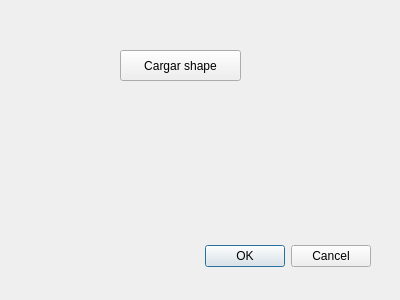
Above: funciones/subir_shape/subir_shape_dialog_base.ui from gerardoros/CartograficoQgisPlugin before the change. Below: the same form after it.
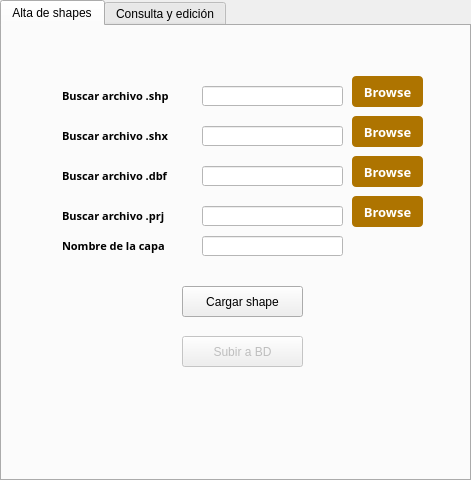
That is the form after the change. The open tabs and pages were chosen to show the change.

Commit message: modulo alta shape

Patch:
```diff
--- a/funciones/subir_shape/subir_shape_dialog_base.ui
+++ b/funciones/subir_shape/subir_shape_dialog_base.ui
@@ -6,41 +6,557 @@
    <rect>
     <x>0</x>
     <y>0</y>
-    <width>400</width>
-    <height>300</height>
+    <width>471</width>
+    <height>480</height>
    </rect>
   </property>
   <property name="windowTitle">
    <string>Subir Shape</string>
   </property>
-  <widget class="QDialogButtonBox" name="dialogButtonBox">
+  <widget class="QTabWidget" name="tabWidget">
    <property name="geometry">
     <rect>
-     <x>30</x>
-     <y>240</y>
-     <width>341</width>
-     <height>32</height>
+     <x>0</x>
+     <y>0</y>
+     <width>471</width>
+     <height>481</height>
     </rect>
    </property>
-   <property name="orientation">
-    <enum>Qt::Horizontal</enum>
+   <property name="currentIndex">
+    <number>1</number>
    </property>
-   <property name="standardButtons">
-    <set>QDialogButtonBox::Cancel|QDialogButtonBox::Ok</set>
-   </property>
-  </widget>
-  <widget class="QPushButton" name="cargarButton">
-   <property name="geometry">
-    <rect>
-     <x>120</x>
-     <y>50</y>
-     <width>121</width>
-     <height>31</height>
-    </rect>
-   </property>
-   <property name="text">
-    <string>Cargar shape</string>
-   </property>
+   <widget class="QWidget" name="tab">
+    <attribute name="title">
+     <string>Alta de shapes</string>
+    </attribute>
+    <widget class="QLineEdit" name="fldRutaShp">
+     <property name="enabled">
+      <bool>false</bool>
+     </property>
+     <property name="geometry">
+      <rect>
+       <x>200</x>
+       <y>60</y>
+       <width>141</width>
+       <height>20</height>
+      </rect>
+     </property>
+     <property name="font">
+      <font>
+       <family>Century Gothic</family>
+       <pointsize>10</pointsize>
+      </font>
+     </property>
+     <property name="styleSheet">
+      <string notr="true">background: rgb(255,255,255)</string>
+     </property>
+    </widget>
+    <widget class="QPushButton" name="btnBrowse_2">
+     <property name="geometry">
+      <rect>
+       <x>350</x>
+       <y>90</y>
+       <width>71</width>
+       <height>31</height>
+      </rect>
+     </property>
+     <property name="font">
+      <font>
+       <family>Century Gothic</family>
+       <pointsize>10</pointsize>
+       <weight>75</weight>
+       <bold>true</bold>
+      </font>
+     </property>
+     <property name="styleSheet">
+      <string notr="true">QPushButton{
+background : rgb(174, 116, 0);
+color : rgb(255, 255, 255);
+border-radius : 4px;
+}
+QPushButton::hover{
+background : rgb(104, 69, 13);
+color : rgb(255, 255, 255);
+border-radius : 4px;
+}
+QPushButton:disabled {
+background: rgb(217, 217, 217)
+}</string>
+     </property>
+     <property name="text">
+      <string>Browse</string>
+     </property>
+    </widget>
+    <widget class="QLineEdit" name="fldRutaDbf">
+     <property name="enabled">
+      <bool>false</bool>
+     </property>
+     <property name="geometry">
+      <rect>
+       <x>200</x>
+       <y>140</y>
+       <width>141</width>
+       <height>20</height>
+      </rect>
+     </property>
+     <property name="font">
+      <font>
+       <family>Century Gothic</family>
+       <pointsize>10</pointsize>
+      </font>
+     </property>
+     <property name="styleSheet">
+      <string notr="true">background: rgb(255,255,255)</string>
+     </property>
+    </widget>
+    <widget class="QPushButton" name="btnBrowse_4">
+     <property name="geometry">
+      <rect>
+       <x>350</x>
+       <y>170</y>
+       <width>71</width>
+       <height>31</height>
+      </rect>
+     </property>
+     <property name="font">
+      <font>
+       <family>Century Gothic</family>
+       <pointsize>10</pointsize>
+       <weight>75</weight>
+       <bold>true</bold>
+      </font>
+     </property>
+     <property name="styleSheet">
+      <string notr="true">QPushButton{
+background : rgb(174, 116, 0);
+color : rgb(255, 255, 255);
+border-radius : 4px;
+}
+QPushButton::hover{
+background : rgb(104, 69, 13);
+color : rgb(255, 255, 255);
+border-radius : 4px;
+}
+QPushButton:disabled {
+background: rgb(217, 217, 217)
+}</string>
+     </property>
+     <property name="text">
+      <string>Browse</string>
+     </property>
+    </widget>
+    <widget class="QPushButton" name="btnBrowse">
+     <property name="geometry">
+      <rect>
+       <x>350</x>
+       <y>50</y>
+       <width>71</width>
+       <height>31</height>
+      </rect>
+     </property>
+     <property name="font">
+      <font>
+       <family>Century Gothic</family>
+       <pointsize>10</pointsize>
+       <weight>75</weight>
+       <bold>true</bold>
+      </font>
+     </property>
+     <property name="styleSheet">
+      <string notr="true">QPushButton{
+background : rgb(174, 116, 0);
+color : rgb(255, 255, 255);
+border-radius : 4px;
+}
+QPushButton::hover{
+background : rgb(104, 69, 13);
+color : rgb(255, 255, 255);
+border-radius : 4px;
+}
+QPushButton:disabled {
+background: rgb(217, 217, 217)
+}</string>
+     </property>
+     <property name="text">
+      <string>Browse</string>
+     </property>
+    </widget>
+    <widget class="QLabel" name="label_2">
+     <property name="geometry">
+      <rect>
+       <x>60</x>
+       <y>60</y>
+       <width>131</width>
+       <height>20</height>
+      </rect>
+     </property>
+     <property name="font">
+      <font>
+       <family>Century Gothic</family>
+       <pointsize>8</pointsize>
+       <weight>75</weight>
+       <bold>true</bold>
+      </font>
+     </property>
+     <property name="text">
+      <string>Buscar archivo .shp</string>
+     </property>
+    </widget>
+    <widget class="QLabel" name="label_5">
+     <property name="geometry">
+      <rect>
+       <x>60</x>
+       <y>140</y>
+       <width>131</width>
+       <height>20</height>
+      </rect>
+     </property>
+     <property name="font">
+      <font>
+       <family>Century Gothic</family>
+       <pointsize>8</pointsize>
+       <weight>75</weight>
+       <bold>true</bold>
+      </font>
+     </property>
+     <property name="text">
+      <string>Buscar archivo .dbf</string>
+     </property>
+    </widget>
+    <widget class="QLabel" name="label_4">
+     <property name="geometry">
+      <rect>
+       <x>60</x>
+       <y>100</y>
+       <width>131</width>
+       <height>20</height>
+      </rect>
+     </property>
+     <property name="font">
+      <font>
+       <family>Century Gothic</family>
+       <pointsize>8</pointsize>
+       <weight>75</weight>
+       <bold>true</bold>
+      </font>
+     </property>
+     <property name="text">
+      <string>Buscar archivo .shx</string>
+     </property>
+    </widget>
+    <widget class="QLineEdit" name="fldRutaPrj">
+     <property name="enabled">
+      <bool>false</bool>
+     </property>
+     <property name="geometry">
+      <rect>
+       <x>200</x>
+       <y>180</y>
+       <width>141</width>
+       <height>20</height>
+      </rect>
+     </property>
+     <property name="font">
+      <font>
+       <family>Century Gothic</family>
+       <pointsize>10</pointsize>
+      </font>
+     </property>
+     <property name="styleSheet">
+      <string notr="true">background: rgb(255,255,255)</string>
+     </property>
+    </widget>
+    <widget class="QPushButton" name="cargarButton">
+     <property name="geometry">
+      <rect>
+       <x>180</x>
+       <y>260</y>
+       <width>121</width>
+       <height>31</height>
+      </rect>
+     </property>
+     <property name="text">
+      <string>Cargar shape</string>
+     </property>
+    </widget>
+    <widget class="QPushButton" name="altaButton">
+     <property name="enabled">
+      <bool>false</bool>
+     </property>
+     <property name="geometry">
+      <rect>
+       <x>180</x>
+       <y>310</y>
+       <width>121</width>
+       <height>31</height>
+      </rect>
+     </property>
+     <property name="text">
+      <string>Subir a BD</string>
+     </property>
+    </widget>
+    <widget class="QLabel" name="label_3">
+     <property name="geometry">
+      <rect>
+       <x>60</x>
+       <y>210</y>
+       <width>131</width>
+       <height>20</height>
+      </rect>
+     </property>
+     <property name="font">
+      <font>
+       <family>Century Gothic</family>
+       <pointsize>8</pointsize>
+       <weight>75</weight>
+       <bold>true</bold>
+      </font>
+     </property>
+     <property name="text">
+      <string>Nombre de la capa</string>
+     </property>
+    </widget>
+    <widget class="QLineEdit" name="fldNomCapa">
+     <property name="enabled">
+      <bool>true</bool>
+     </property>
+     <property name="geometry">
+      <rect>
+       <x>200</x>
+       <y>210</y>
+       <width>141</width>
+       <height>20</height>
+      </rect>
+     </property>
+     <property name="font">
+      <font>
+       <family>Century Gothic</family>
+       <pointsize>10</pointsize>
+      </font>
+     </property>
+     <property name="styleSheet">
+      <string notr="true">background: rgb(255,255,255)</string>
+     </property>
+    </widget>
+    <widget class="QPushButton" name="btnBrowse_3">
+     <property name="geometry">
+      <rect>
+       <x>350</x>
+       <y>130</y>
+       <width>71</width>
+       <height>31</height>
+      </rect>
+     </property>
+     <property name="font">
+      <font>
+       <family>Century Gothic</family>
+       <pointsize>10</pointsize>
+       <weight>75</weight>
+       <bold>true</bold>
+      </font>
+     </property>
+     <property name="styleSheet">
+      <string notr="true">QPushButton{
+background : rgb(174, 116, 0);
+color : rgb(255, 255, 255);
+border-radius : 4px;
+}
+QPushButton::hover{
+background : rgb(104, 69, 13);
+color : rgb(255, 255, 255);
+border-radius : 4px;
+}
+QPushButton:disabled {
+background: rgb(217, 217, 217)
+}</string>
+     </property>
+     <property name="text">
+      <string>Browse</string>
+     </property>
+    </widget>
+    <widget class="QLabel" name="label_6">
+     <property name="geometry">
+      <rect>
+       <x>60</x>
+       <y>180</y>
+       <width>131</width>
+       <height>20</height>
+      </rect>
+     </property>
+     <property name="font">
+      <font>
+       <family>Century Gothic</family>
+       <pointsize>8</pointsize>
+       <weight>75</weight>
+       <bold>true</bold>
+      </font>
+     </property>
+     <property name="text">
+      <string>Buscar archivo .prj</string>
+     </property>
+    </widget>
+    <widget class="QLineEdit" name="fldRutaShx">
+     <property name="enabled">
+      <bool>false</bool>
+     </property>
+     <property name="geometry">
+      <rect>
+       <x>200</x>
+       <y>100</y>
+       <width>141</width>
+       <height>20</height>
+      </rect>
+     </property>
+     <property name="font">
+      <font>
+       <family>Century Gothic</family>
+       <pointsize>10</pointsize>
+      </font>
+     </property>
+     <property name="styleSheet">
+      <string notr="true">background: rgb(255,255,255)</string>
+     </property>
+    </widget>
+   </widget>
+   <widget class="QWidget" name="tab_2">
+    <attribute name="title">
+     <string>Consulta y edición</string>
+    </attribute>
+    <widget class="QPushButton" name="btnLoadCapa">
+     <property name="geometry">
+      <rect>
+       <x>290</x>
+       <y>50</y>
+       <width>141</width>
+       <height>31</height>
+      </rect>
+     </property>
+     <property name="font">
+      <font>
+       <family>Century Gothic</family>
+       <pointsize>10</pointsize>
+       <weight>75</weight>
+       <bold>true</bold>
+      </font>
+     </property>
+     <property name="styleSheet">
+      <string notr="true">QPushButton{
+background : rgb(174, 116, 0);
+color : rgb(255, 255, 255);
+border-radius : 4px;
+}
+QPushButton::hover{
+background : rgb(104, 69, 13);
+color : rgb(255, 255, 255);
+border-radius : 4px;
+}
+QPushButton:disabled {
+background: rgb(217, 217, 217)
+}</string>
+     </property>
+     <property name="text">
+      <string>Consultar capa</string>
+     </property>
+    </widget>
+    <widget class="QComboBox" name="comboCapas">
+     <property name="geometry">
+      <rect>
+       <x>20</x>
+       <y>60</y>
+       <width>251</width>
+       <height>22</height>
+      </rect>
+     </property>
+     <property name="styleSheet">
+      <string notr="true">QComboBox QAbstractItemView::item { min-height: 25; font-family: &quot;Century Gothic&quot;;}
+QListView{color: black ; font-size: 16px; outline:none; font-weight:bold; font-family: &quot;Century Gothic&quot;;}
+
+QComboBox{
+background : rgb(250,238,224);
+}
+QComboBox:item:selected {
+color: black ;
+}</string>
+     </property>
+    </widget>
+    <widget class="QPushButton" name="btnConmutarABD">
+     <property name="enabled">
+      <bool>false</bool>
+     </property>
+     <property name="geometry">
+      <rect>
+       <x>250</x>
+       <y>160</y>
+       <width>181</width>
+       <height>51</height>
+      </rect>
+     </property>
+     <property name="font">
+      <font>
+       <family>Century Gothic</family>
+       <pointsize>10</pointsize>
+       <weight>75</weight>
+       <bold>true</bold>
+      </font>
+     </property>
+     <property name="styleSheet">
+      <string notr="true">QPushButton{
+background : rgb(174, 116, 0);
+color : rgb(255, 255, 255);
+border-radius : 4px;
+}
+QPushButton::hover{
+background : rgb(104, 69, 13);
+color : rgb(255, 255, 255);
+border-radius : 4px;
+}
+QPushButton:disabled {
+background: rgb(217, 217, 217)
+}</string>
+     </property>
+     <property name="text">
+      <string>Conmutar cambios a BD 
+ (Capa seleccionada)</string>
+     </property>
+    </widget>
+    <widget class="QPushButton" name="btnEdit">
+     <property name="geometry">
+      <rect>
+       <x>30</x>
+       <y>160</y>
+       <width>161</width>
+       <height>51</height>
+      </rect>
+     </property>
+     <property name="font">
+      <font>
+       <family>Century Gothic</family>
+       <pointsize>10</pointsize>
+       <weight>75</weight>
+       <bold>true</bold>
+      </font>
+     </property>
+     <property name="styleSheet">
+      <string notr="true">QPushButton{
+background : rgb(174, 116, 0);
+color : rgb(255, 255, 255);
+border-radius : 4px;
+}
+QPushButton::hover{
+background : rgb(104, 69, 13);
+color : rgb(255, 255, 255);
+border-radius : 4px;
+}
+QPushButton:disabled {
+background: rgb(217, 217, 217)
+}</string>
+     </property>
+     <property name="text">
+      <string>Habilitar ediciòn 
+ (Capa seleccionada)</string>
+     </property>
+    </widget>
+   </widget>
   </widget>
  </widget>
  <resources/>
```
Left out of the diff: 35 changed lines with no effect on the pictures. The commit also changes 6 other files.
